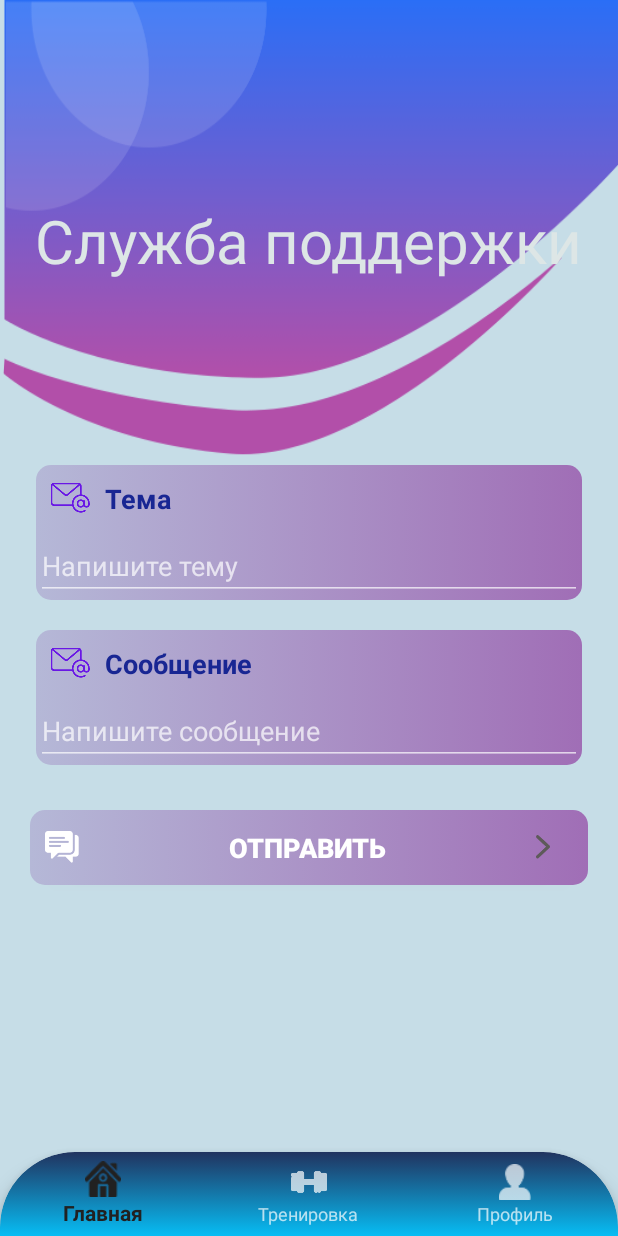
After one commit to DiasGalimzhanov/TrainAut0.1, an Android app: the fragment SupportFragment placed in its activity, on a phone screen of 412 x 824 dp. The commit adds this screen. Run offline under Robolectric (Android 15) with nearby library versions, the phone set to English and light mode, and no system bars; our stand-ins replace Firebase (no records; nobody signed in at launch, a user with empty details on screens opened directly), Picasso; pictures from the network do not load.

Commit message:
Users messege

```diff
--- a/app/src/main/java/com/example/trainaut01/component/AppComponent.java
+++ b/app/src/main/java/com/example/trainaut01/component/AppComponent.java
@@ -6,6 +6,7 @@
 import com.example.trainaut01.dagger.module.RepositoryModule;
 import com.example.trainaut01.home.DetailedNewsFragment;
 import com.example.trainaut01.home.HomeFragment;
+import com.example.trainaut01.profile.SupportFragment;
 import com.example.trainaut01.profile.UserUpdateFragment;
 import com.example.trainaut01.repository.AppInitializer;
 import com.example.trainaut01.training.TrainingListFragment;
@@ -25,4 +26,5 @@
     void inject(UserUpdateFragment userUpdateFragment);
     void inject(DetailedNewsFragment detailedNewsFragment);
     void inject(HomeFragment homeFragment);
+    void inject(SupportFragment supportFragment);
 }
--- a/app/src/main/java/com/example/trainaut01/dagger/module/RepositoryModule.java
+++ b/app/src/main/java/com/example/trainaut01/dagger/module/RepositoryModule.java
@@ -1,5 +1,6 @@
 package com.example.trainaut01.dagger.module;
 
+import com.example.trainaut01.profile.SupportFragment;
 import com.example.trainaut01.repository.DayPlanRepository;
 import com.example.trainaut01.repository.ExerciseRepository;
 import com.example.trainaut01.repository.NewsRepository;
@@ -39,5 +40,12 @@
         return new NewsRepository();
     }
 
+    @Provides
+    @Singleton
+    public SupportFragment provideSupportFragment(){
+        return new SupportFragment();
+    }
+
+
 
 }
--- a/app/src/main/java/com/example/trainaut01/home/HomeFragment.java
+++ b/app/src/main/java/com/example/trainaut01/home/HomeFragment.java
@@ -1,10 +1,13 @@
 package com.example.trainaut01.home;
 
+import android.content.SharedPreferences;
 import android.os.Bundle;
 import android.util.Log;
 import android.view.LayoutInflater;
 import android.view.View;
 import android.view.ViewGroup;
+import android.widget.TextView;
+
 import androidx.annotation.NonNull;
 import androidx.annotation.Nullable;
 import androidx.fragment.app.Fragment;
@@ -24,6 +27,7 @@
 import javax.inject.Inject;
 
 public class HomeFragment extends Fragment {
+    private TextView tvHello;
     private RecyclerView.Adapter adapterNews;
     private RecyclerView recyclerViewNews;
 
@@ -38,6 +42,9 @@
 
 
         init(view);
+        SharedPreferences sharedPref = getActivity().getSharedPreferences("user_data", getActivity().MODE_PRIVATE);
+        String firstName = sharedPref.getString("firstName", null);
+        tvHello.setText("Привет, " + firstName);
         fetchNews();
         return view;
     }
@@ -45,6 +52,7 @@
     private void init(View view) {
         appComponent = DaggerAppComponent.create();
         appComponent.inject(this);
+        tvHello = view.findViewById(R.id.tvHello);
 
         recyclerViewNews = view.findViewById(R.id.RecyclerView1);
         recyclerViewNews.setLayoutManager(new LinearLayoutManager(getActivity(), LinearLayoutManager.HORIZONTAL, false));
@@ -52,7 +60,7 @@
 
 
     private void fetchNews() {
-        newsRepository = new NewsRepository();
+//        newsRepository = new NewsRepository();
         newsRepository.fetchNews(new NewsRepository.NewsFetchCallback() {
             @Override
             public void onNewsFetched(List<News> newsList) {
--- /dev/null
+++ b/app/src/main/java/com/example/trainaut01/profile/SupportFragment.java
@@ -0,0 +1,61 @@
+package com.example.trainaut01.profile;
+
+import android.os.Bundle;
+
+import androidx.fragment.app.Fragment;
+
+import android.view.LayoutInflater;
+import android.view.View;
+import android.view.ViewGroup;
+import android.widget.Button;
+import android.widget.EditText;
+import android.widget.Toast;
+
+import com.example.trainaut01.R;
+import com.example.trainaut01.component.AppComponent;
+import com.example.trainaut01.component.DaggerAppComponent;
+import com.example.trainaut01.repository.UserRepository;
+
+import javax.inject.Inject;
+
+public class SupportFragment extends Fragment {
+    private AppComponent appComponent;
+    @Inject
+    UserRepository db;
+
+    private EditText _etTheme,_etMessege;
+    private Button _btnSupport;
+
+    @Override
+    public View onCreateView(LayoutInflater inflater, ViewGroup container, Bundle savedInstanceState) {
+        View view = inflater.inflate(R.layout.fragment_support, container, false);
+
+        init(view);
+
+        _btnSupport.setOnClickListener(new View.OnClickListener() {
+            @Override
+            public void onClick(View view) {
+                String theme = _etTheme.getText().toString();
+                String messege = _etMessege.getText().toString();
+                if (!theme.isEmpty() && !messege.isEmpty()) {
+                    db.saveMessageToFirestore(theme, messege, getActivity());
+                }else {
+                    Toast.makeText(getActivity(), "Заполните все поля", Toast.LENGTH_SHORT).show();
+                }
+
+            }
+        });
+
+
+        return view;
+    }
+
+    public void init(View view){
+        appComponent = DaggerAppComponent.create();
+        appComponent.inject(this);
+
+        _etTheme = view.findViewById(R.id.etThema);
+        _etMessege = view.findViewById(R.id.etMessege);
+        _btnSupport = view.findViewById(R.id.btnSupport);
+    }
+}
--- a/app/src/main/java/com/example/trainaut01/profile/UserProfileFragment.java
+++ b/app/src/main/java/com/example/trainaut01/profile/UserProfileFragment.java
@@ -25,7 +25,7 @@
 public class UserProfileFragment extends Fragment {
     private TextView _parentName, _tvEmail, _tvPhone, _tvBirthDate;
     private ImageView _userProfileImage, _btnExit;
-    private Button _btnUpdateProfile;
+    private Button _btnUpdateProfile, _btnSupport;
 
     @Nullable
     @Override
@@ -75,6 +75,16 @@
             }
         });
 
+        _btnSupport.setOnClickListener(new View.OnClickListener() {
+            @Override
+            public void onClick(View view) {
+                FragmentTransaction transaction = getParentFragmentManager().beginTransaction();
+                transaction.replace(R.id.fragment_container, new SupportFragment());
+                transaction.addToBackStack(null);
+                transaction.commit();
+            }
+        });
+
         return view;
     }
 
@@ -86,6 +96,7 @@
         _tvBirthDate = view.findViewById(R.id.tvBirthDate);
         _btnExit = view.findViewById(R.id.btnExit);
         _btnUpdateProfile = view.findViewById(R.id.btnUpdateProfile);
+        _btnSupport = view.findViewById(R.id.btnSupport);
     }
 
     public void printData() {
--- a/app/src/main/java/com/example/trainaut01/repository/UserRepository.java
+++ b/app/src/main/java/com/example/trainaut01/repository/UserRepository.java
@@ -2,7 +2,7 @@
 
 import android.content.Context;
 import android.content.SharedPreferences;
-import android.util.Log;
+import android.view.View;
 import android.widget.Toast;
 
 import androidx.annotation.NonNull;
@@ -190,4 +190,31 @@
                 });
 
     }
+
+    public void saveMessageToFirestore(String theme, String messege, Context context) {
+        // Получаем ID пользователя
+        String userId = mAuth.getCurrentUser().getUid();
+
+        // Создаем объект для сохранения
+        Map<String, Object> messageData = new HashMap<>();
+        messageData.put("userId", userId);
+        messageData.put("theme", theme);
+        messageData.put("message", messege);
+
+        // Сохраняем в коллекцию "messege_users"
+        db.collection("messege_users")
+                .add(messageData)
+                .addOnSuccessListener(documentReference -> {
+                    Toast.makeText(context, "Сообщение отправленно", Toast.LENGTH_SHORT).show();
+
+                    // Заменяем текущий фрагмент на новый после успешной отправки
+                    FragmentTransaction ft = ((AppCompatActivity) context).getSupportFragmentManager().beginTransaction();
+                    ft.replace(R.id.fragment_container, new UserProfileFragment());
+                    ft.addToBackStack(null); // Добавляем в стек, если нужно вернуться назад
+                    ft.commit();
+                })
+                .addOnFailureListener(e -> {
+                    Toast.makeText(context, "Что-то не так, сообщение не отправленно", Toast.LENGTH_SHORT).show();
+                });
+    }
 }
--- a/app/src/main/java/com/example/trainaut01/training/BaseTrainingActivity.java
+++ b/app/src/main/java/com/example/trainaut01/training/BaseTrainingActivity.java
@@ -11,7 +11,7 @@
     @Override
     protected void onCreate(Bundle savedInstanceState) {
         super.onCreate(savedInstanceState);
-        setContentView(R.layout.activity_base_training);
+//        setContentView(R.layout.activity_base_training);
 
         if (savedInstanceState == null) {
             getSupportFragmentManager().beginTransaction()
--- a/app/src/main/res/layout/activity_base_training.xml
+++ /dev/null
@@ -1,19 +0,0 @@
-<?xml version="1.0" encoding="utf-8"?>
-<androidx.constraintlayout.widget.ConstraintLayout
-    xmlns:android="http://schemas.android.com/apk/res/android"
-    xmlns:app="http://schemas.android.com/apk/res-auto"
-    xmlns:tools="http://schemas.android.com/tools"
-    android:id="@+id/main"
-    android:layout_width="match_parent"
-    android:layout_height="match_parent"
-    tools:context=".training.BaseTrainingActivity">
-
-    <FrameLayout
-        android:id="@+id/fragment_container"
-        android:layout_width="match_parent"
-        android:layout_height="match_parent"
-        app:layout_constraintTop_toTopOf="parent"
-        app:layout_constraintBottom_toBottomOf="parent"
-        app:layout_constraintStart_toStartOf="parent"
-        app:layout_constraintEnd_toEndOf="parent" />
-</androidx.constraintlayout.widget.ConstraintLayout>
--- a/app/src/main/res/layout/fragment_home.xml
+++ b/app/src/main/res/layout/fragment_home.xml
@@ -48,7 +48,7 @@
                     app:srcCompat="@drawable/default_image_profile" />
 
                 <TextView
-                    android:id="@+id/textView9"
+                    android:id="@+id/tvHello"
                     android:layout_width="wrap_content"
                     android:layout_height="wrap_content"
                     android:layout_marginStart="24dp"
--- /dev/null
+++ b/app/src/main/res/layout/fragment_support.xml
@@ -0,0 +1,157 @@
+<?xml version="1.0" encoding="utf-8"?>
+
+<androidx.constraintlayout.widget.ConstraintLayout xmlns:android="http://schemas.android.com/apk/res/android"
+    xmlns:app="http://schemas.android.com/apk/res-auto"
+    xmlns:tools="http://schemas.android.com/tools"
+    android:layout_width="match_parent"
+    android:layout_height="match_parent"
+    android:background="#C6DDE7">
+
+    <ScrollView
+        android:id="@+id/scrollView4"
+        android:layout_width="match_parent"
+        android:layout_height="match_parent"
+        tools:ignore="MissingConstraints">
+
+        <LinearLayout
+            android:layout_width="match_parent"
+            android:layout_height="match_parent"
+            android:orientation="vertical">
+
+            <androidx.constraintlayout.widget.ConstraintLayout
+                android:layout_width="match_parent"
+                android:layout_height="match_parent">
+
+                <ImageView
+                    android:id="@+id/imageView3"
+                    android:layout_width="0dp"
+                    android:layout_height="320dp"
+                    android:scaleType="fitXY"
+                    app:layout_constraintEnd_toEndOf="parent"
+                    app:layout_constraintStart_toStartOf="parent"
+                    app:layout_constraintTop_toTopOf="parent"
+                    app:srcCompat="@drawable/top_background" />
+
+
+                <TextView
+                    android:id="@+id/parentName"
+                    android:layout_width="wrap_content"
+                    android:layout_height="wrap_content"
+                    android:text="Служба поддержки"
+                    android:textColor="#DDE6E6"
+                    android:textSize="40sp"
+                    app:layout_constraintBottom_toBottomOf="@+id/imageView3"
+                    app:layout_constraintEnd_toEndOf="parent"
+                    app:layout_constraintStart_toStartOf="parent"
+                    app:layout_constraintTop_toTopOf="@+id/imageView3" />
+            </androidx.constraintlayout.widget.ConstraintLayout>
+
+            <LinearLayout
+                android:layout_width="match_parent"
+                android:layout_height="match_parent"
+                android:layout_marginTop="-10dp"
+                android:elevation="3dp"
+                android:orientation="vertical">
+
+                <LinearLayout
+                    android:layout_width="match_parent"
+                    android:layout_height="match_parent"
+                    android:layout_marginStart="24dp"
+                    android:layout_marginEnd="24dp"
+                    android:layout_marginBottom="20dp"
+                    android:background="@drawable/profile_back_linear_layout"
+                    android:orientation="vertical"
+                    app:layout_constraintEnd_toEndOf="parent"
+                    app:layout_constraintStart_toStartOf="parent"
+                    app:layout_constraintTop_toTopOf="parent">
+
+
+                    <LinearLayout
+                        android:layout_width="match_parent"
+                        android:layout_height="wrap_content"
+                        android:layout_margin="10dp"
+                        android:orientation="horizontal">
+
+                        <TextView
+                            android:layout_width="wrap_content"
+                            android:layout_height="wrap_content"
+                            android:layout_weight="1"
+                            android:drawableStart="@drawable/email_blue"
+                            android:drawablePadding="10dp"
+                            android:text="Тема"
+                            android:textColor="#182693"
+                            android:textSize="18sp"
+                            android:textStyle="bold" />
+                    </LinearLayout>
+
+                    <EditText
+                        android:id="@+id/etThema"
+                        android:layout_width="match_parent"
+                        android:layout_height="wrap_content"
+                        android:hint="Напишите тему"/>
+                </LinearLayout>
+
+
+
+                <LinearLayout
+                    android:layout_width="match_parent"
+                    android:layout_height="wrap_content"
+                    android:layout_marginStart="24dp"
+                    android:layout_marginEnd="24dp"
+                    android:layout_marginBottom="20dp"
+                    android:background="@drawable/profile_back_linear_layout"
+                    android:orientation="vertical"
+                    app:layout_constraintEnd_toEndOf="parent"
+                    app:layout_constraintStart_toStartOf="parent"
+                    app:layout_constraintTop_toTopOf="parent">
+
+                    <LinearLayout
+                        android:layout_width="match_parent"
+                        android:layout_height="wrap_content"
+                        android:layout_margin="10dp"
+                        android:orientation="horizontal">
+
+                        <TextView
+                            android:layout_width="wrap_content"
+                            android:layout_height="wrap_content"
+                            android:layout_weight="1"
+                            android:drawableStart="@drawable/email_blue"
+                            android:drawablePadding="10dp"
+                            android:text="Сообщение"
+                            android:textColor="#182693"
+                            android:textSize="18sp"
+                            android:textStyle="bold" />
+                    </LinearLayout>
+
+                    <EditText
+                        android:id="@+id/etMessege"
+                        android:layout_width="match_parent"
+                        android:layout_height="wrap_content"
+                        android:hint="Напишите сообщение"/>
+                </LinearLayout>
+
+                </LinearLayout>
+
+
+
+                <Button
+                    android:id="@+id/btnSupport"
+                    android:layout_width="match_parent"
+                    android:layout_height="50dp"
+                    android:layout_marginStart="20dp"
+                    android:layout_marginTop="10dp"
+                    android:layout_marginEnd="20dp"
+                    android:layout_marginBottom="20dp"
+                    android:background="@drawable/profile_back_linear_layout"
+                    android:drawableStart="@drawable/bottom_btn3"
+                    android:paddingStart="10dp"
+                    android:drawableEnd="@drawable/arrow"
+                    android:paddingEnd="25dp"
+                    android:text="Отправить"
+                    android:textColor="@color/white"
+                    android:textSize="18dp"
+                    android:textStyle="bold" />
+            </LinearLayout>
+    </ScrollView>
+
+</androidx.constraintlayout.widget.ConstraintLayout>
```
